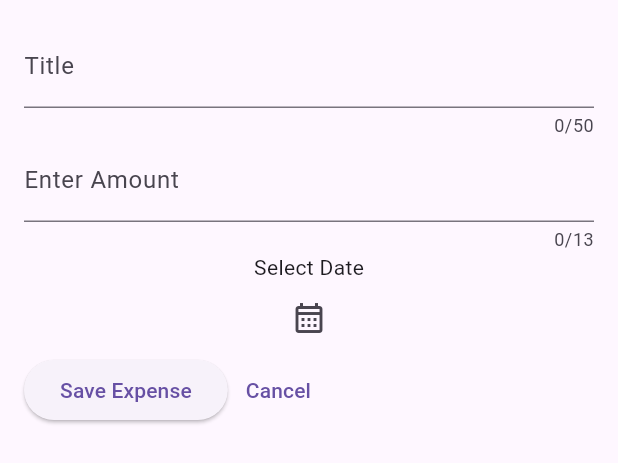
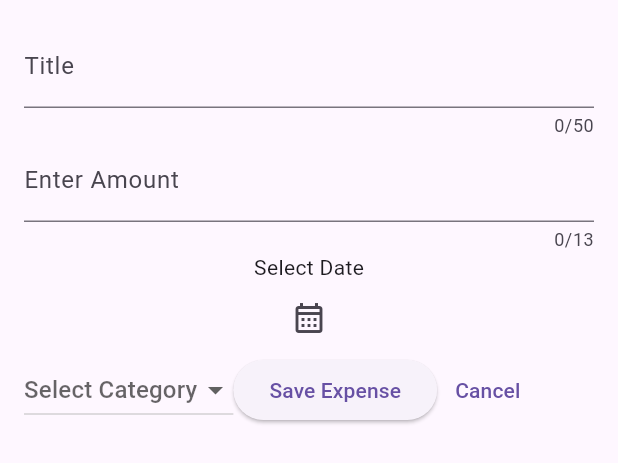
Before and after one commit to Aravindraj2k04/expense-tracker, a Flutter app: the NewExpense widget shown alone on an empty page, opened directly, on a phone screen of 412 x 824 dp. Shown: the top 463 px of the screen. Run offline on Flutter 3.47's test engine with Material 2 defaults, Android fonts, the phone set to English and light mode, and no system bars.

Commit message:
category added

```diff
--- a/lib/wigets/addnewExpense.dart
+++ b/lib/wigets/addnewExpense.dart
@@ -5,20 +5,17 @@ class NewExpense extends StatefulWidget {
   const NewExpense({Key? key}) : super(key: key);
 
   @override
-
   State<NewExpense> createState() => _NewExpenseState();
 }
 
 var enteredtitle = '';
 
 void _saveTitleInput(String inputvalue) {
-
   enteredtitle = inputvalue;
 }
 
 class _NewExpenseState extends State<NewExpense> {
   final titleController = TextEditingController();
-
   final enteredAmt = TextEditingController();
   DateTime? selectDate;
   Future<void> _presentDatePicker() async {
@@ -60,12 +57,28 @@ class _NewExpenseState extends State<NewExpense> {
             decoration: const InputDecoration(
                 prefixText: '\$ ', labelText: 'Enter Amount'),
           ),
-            Text(selectDate == null ? 'Select Date' : formatting.format(selectDate!)),
+          Text(selectDate == null
+              ? 'Select Date'
+              : formatting.format(selectDate!)),
           IconButton(
               onPressed: _presentDatePicker,
               icon: Icon(Icons.calendar_month_outlined)),
           Row(
             children: [
+              DropdownButton(
+                  items: Category.values
+                      .map(
+                        (category) => DropdownMenuItem(
+                          value: category,
+                          child: Text(
+                            category.name.toString(),
+                          ),
+                        ),
+                      )
+                      .toList(),
+                  onChanged: (value) {print(value);
+                  },
+                  hint: Text('Select Category')),
               ElevatedButton(
                 onPressed: () {
                   print(titleController.text);
```
